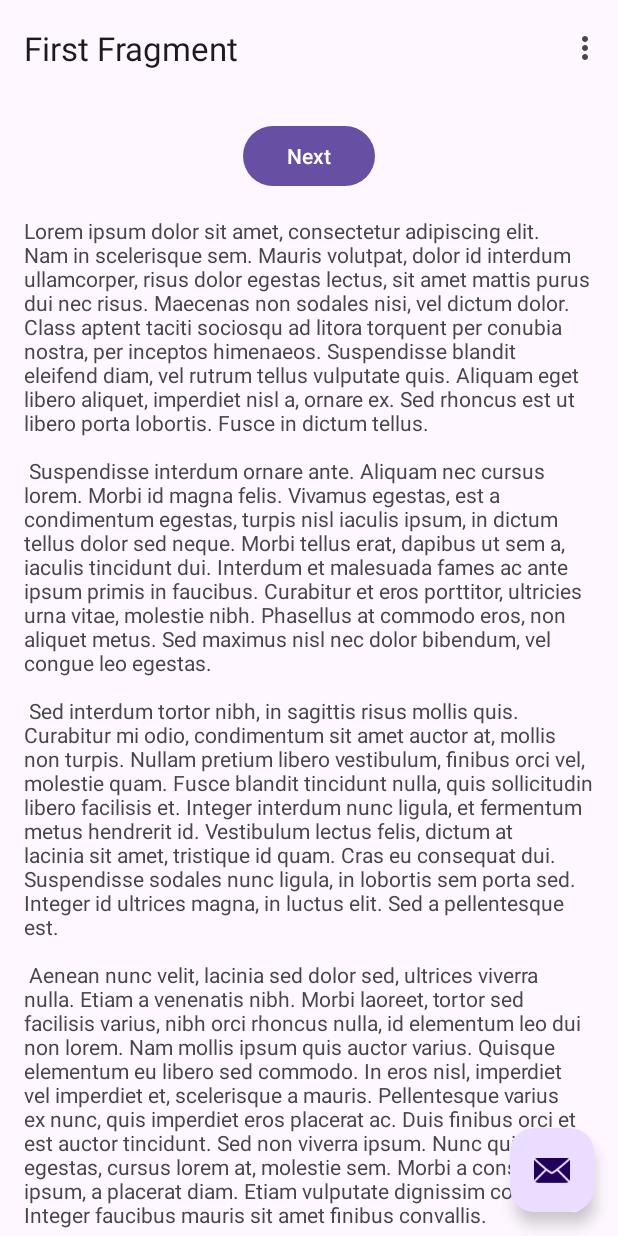
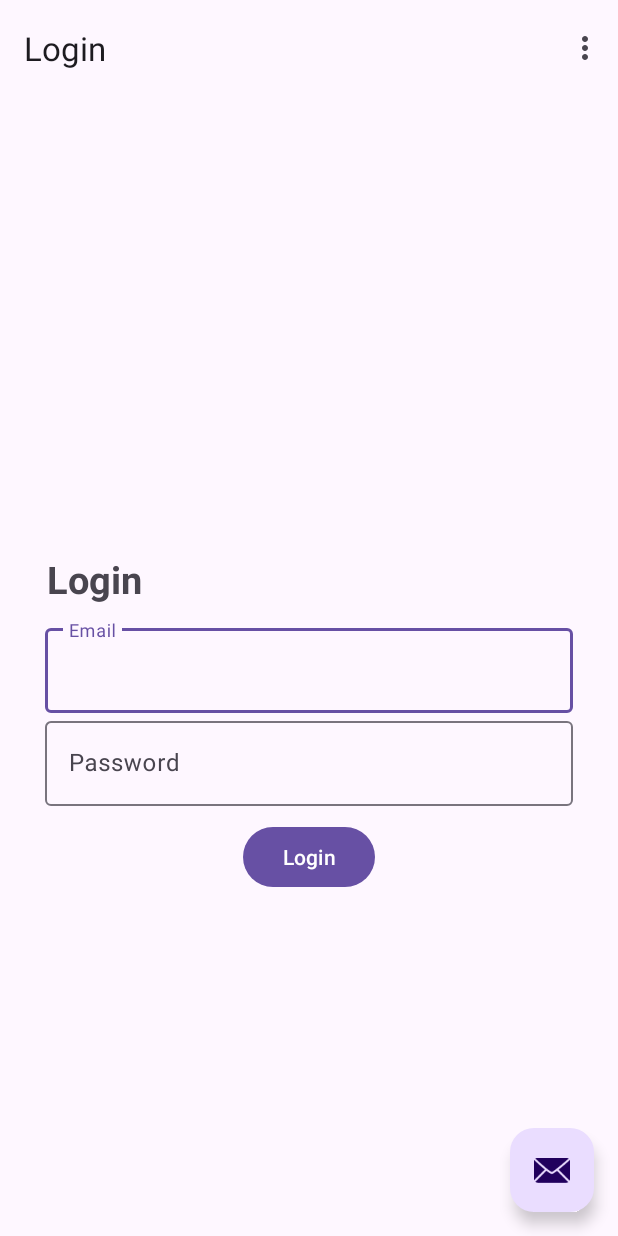
Before and after one commit to KoukiVu/Vital-Time, an Android app: the screen it shows after launch (MainActivity), on a phone screen of 412 x 824 dp. Run offline under Robolectric (Android 15) with nearby library versions, the phone set to English and light mode, and no system bars; our stand-ins replace navigation-ui.

Commit message:
Fragments and UI created

```diff
--- a/app/src/main/AndroidManifest.xml
+++ b/app/src/main/AndroidManifest.xml
@@ -1,6 +1,8 @@
 <?xml version="1.0" encoding="utf-8"?>
 <manifest xmlns:android="http://schemas.android.com/apk/res/android"
           xmlns:tools="http://schemas.android.com/tools">
+
+    <uses-permission android:name="android.permission.INTERNET" />
 
     <application
             android:allowBackup="true"
--- /dev/null
+++ b/app/src/main/java/com/example/vitaltime/Login/LoginFragment.java
@@ -0,0 +1,63 @@
+package com.example.vitaltime.Login;
+
+import android.os.Bundle;
+import androidx.fragment.app.Fragment;
+import android.view.LayoutInflater;
+import android.view.View;
+import android.view.ViewGroup;
+import com.example.vitaltime.R;
+
+/**
+ * A simple {@link Fragment} subclass.
+ * Use the {@link LoginFragment#newInstance} factory method to
+ * create an instance of this fragment.
+ */
+public class LoginFragment extends Fragment {
+
+    // TODO: Rename parameter arguments, choose names that match
+    // the fragment initialization parameters, e.g. ARG_ITEM_NUMBER
+    private static final String ARG_PARAM1 = "param1";
+    private static final String ARG_PARAM2 = "param2";
+
+    // TODO: Rename and change types of parameters
+    private String mParam1;
+    private String mParam2;
+
+    public LoginFragment() {
+        // Required empty public constructor
+    }
+
+    /**
+     * Use this factory method to create a new instance of
+     * this fragment using the provided parameters.
+     *
+     * @param param1 Parameter 1.
+     * @param param2 Parameter 2.
+     * @return A new instance of fragment LoginFragment.
+     */
+    // TODO: Rename and change types and number of parameters
+    public static LoginFragment newInstance(String param1, String param2) {
+        LoginFragment fragment = new LoginFragment();
+        Bundle args = new Bundle();
+        args.putString(ARG_PARAM1, param1);
+        args.putString(ARG_PARAM2, param2);
+        fragment.setArguments(args);
+        return fragment;
+    }
+
+    @Override
+    public void onCreate(Bundle savedInstanceState) {
+        super.onCreate(savedInstanceState);
+        if (getArguments() != null) {
+            mParam1 = getArguments().getString(ARG_PARAM1);
+            mParam2 = getArguments().getString(ARG_PARAM2);
+        }
+    }
+
+    @Override
+    public View onCreateView(LayoutInflater inflater, ViewGroup container,
+                             Bundle savedInstanceState) {
+        // Inflate the layout for this fragment
+        return inflater.inflate(R.layout.fragment_login, container, false);
+    }
+}
--- /dev/null
+++ b/app/src/main/res/layout/fragment_login.xml
@@ -0,0 +1,62 @@
+<?xml version="1.0" encoding="utf-8"?>
+<androidx.constraintlayout.widget.ConstraintLayout
+        xmlns:android="http://schemas.android.com/apk/res/android"
+        xmlns:app="http://schemas.android.com/apk/res-auto" xmlns:tools="http://schemas.android.com/tools"
+        android:layout_width="match_parent"
+        android:layout_height="match_parent"
+        android:layout_gravity="center"
+        android:padding="30dp"
+        tools:context=".Login.LoginFragment">
+
+    <!-- TODO: Update blank fragment layout -->
+
+
+    <TextView
+            android:text="@string/login"
+            android:layout_width="350dp"
+            android:layout_height="wrap_content"
+            android:textStyle="bold"
+            android:textSize="25sp"
+            android:id="@+id/textView"
+            app:layout_constraintBottom_toTopOf="@+id/textInputLayout"
+            app:layout_constraintEnd_toEndOf="parent"
+            android:layout_marginBottom="10dp"
+            app:layout_constraintStart_toStartOf="parent"/>
+
+    <com.google.android.material.textfield.TextInputLayout
+            android:layout_width="match_parent"
+            android:layout_height="wrap_content" app:layout_constraintBottom_toBottomOf="parent"
+            app:layout_constraintTop_toTopOf="parent" android:id="@+id/textInputLayout"
+            app:layout_constraintEnd_toEndOf="parent" app:layout_constraintStart_toStartOf="parent">
+
+        <com.google.android.material.textfield.TextInputEditText
+                android:id="@+id/email"
+                android:hint="@string/email"
+                android:layout_width="match_parent"
+                android:layout_height="wrap_content"/>
+    </com.google.android.material.textfield.TextInputLayout>
+
+    <com.google.android.material.textfield.TextInputLayout
+            android:layout_width="match_parent"
+            android:layout_height="wrap_content"
+            app:layout_constraintTop_toBottomOf="@id/textInputLayout" android:id="@+id/textInputLayout2"
+            app:layout_constraintEnd_toEndOf="parent" app:layout_constraintStart_toStartOf="parent">
+
+        <com.google.android.material.textfield.TextInputEditText
+                android:id="@+id/password"
+                android:hint="@string/password"
+                android:layout_width="match_parent"
+                android:layout_height="wrap_content"/>
+    </com.google.android.material.textfield.TextInputLayout>
+
+    <Button
+            android:id="@+id/btn_login"
+            android:layout_width="wrap_content"
+            android:layout_height="wrap_content"
+            android:text="@string/login"
+            app:layout_constraintTop_toBottomOf="@id/textInputLayout2" app:layout_constraintEnd_toEndOf="parent"
+            app:layout_constraintStart_toStartOf="parent"
+            android:layout_marginTop="10dp"/>
+
+
+</androidx.constraintlayout.widget.ConstraintLayout>
--- a/app/src/main/res/navigation/nav_graph.xml
+++ b/app/src/main/res/navigation/nav_graph.xml
@@ -3,7 +3,7 @@
             xmlns:app="http://schemas.android.com/apk/res-auto"
             xmlns:tools="http://schemas.android.com/tools"
             android:id="@+id/nav_graph"
-            app:startDestination="@id/FirstFragment">
+            app:startDestination="@id/loginFragment">
 
     <fragment
             android:id="@+id/FirstFragment"
@@ -25,4 +25,12 @@
                 android:id="@+id/action_SecondFragment_to_FirstFragment"
                 app:destination="@id/FirstFragment"/>
     </fragment>
+    <fragment android:id="@+id/loginFragment"
+              android:name="com.example.vitaltime.Login.LoginFragment"
+              android:label="Login"
+              tools:layout="@layout/fragment_login"/>
+    <fragment android:id="@+id/signinFragment"
+              android:name="com.example.vitaltime.Login.SigninFragment"
+              android:label="Create Account"
+              tools:layout="@layout/fragment_signin"/>
 </navigation>
--- a/app/src/main/res/values/strings.xml
+++ b/app/src/main/res/values/strings.xml
@@ -37,4 +37,10 @@
         libero vel nunc consequat, quis tincidunt nisl eleifend. Cras bibendum enim a justo luctus vestibulum. Fusce
         dictum libero quis erat maximus, vitae volutpat diam dignissim.
     </string>
+    <!-- TODO: Remove or change this placeholder text -->
+    <string name="hello_blank_fragment">Hello blank fragment</string>
+    <string name="login">Login</string>
+    <string name="email">Email</string>
+    <string name="password">Password</string>
+    <string name="signin">Sign In</string>
 </resources>
--- a/build.gradle.kts
+++ b/build.gradle.kts
@@ -1,4 +1,6 @@
 // Top-level build file where you can add configuration options common to all sub-projects/modules.
 plugins {
     id("com.android.application") version "8.2.0" apply false
+
+    id("com.google.gms.google-services") version "4.4.2" apply false
 }
```
Also changed, not shown: app/build.gradle.kts (+16 -4 lines), app/src/main/java/com/example/vitaltime/Login/SigninFragment.java (added, +63 -0 lines), app/src/main/res/layout/fragment_signin.xml (added, +62 -0 lines), 1 other file.
